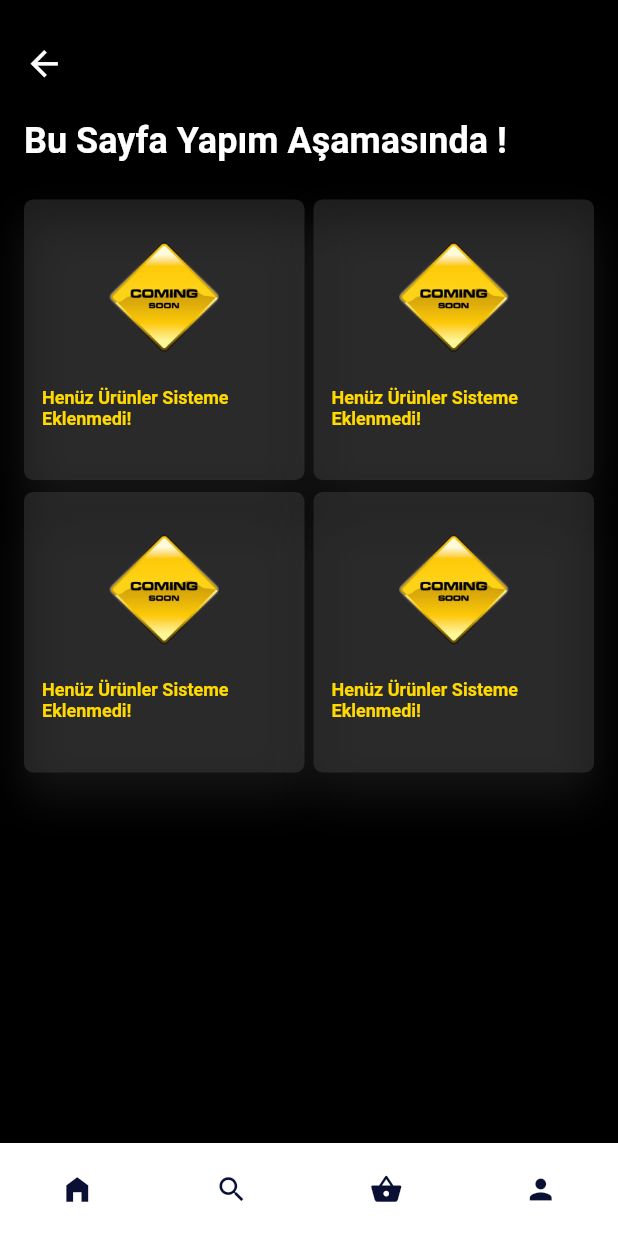
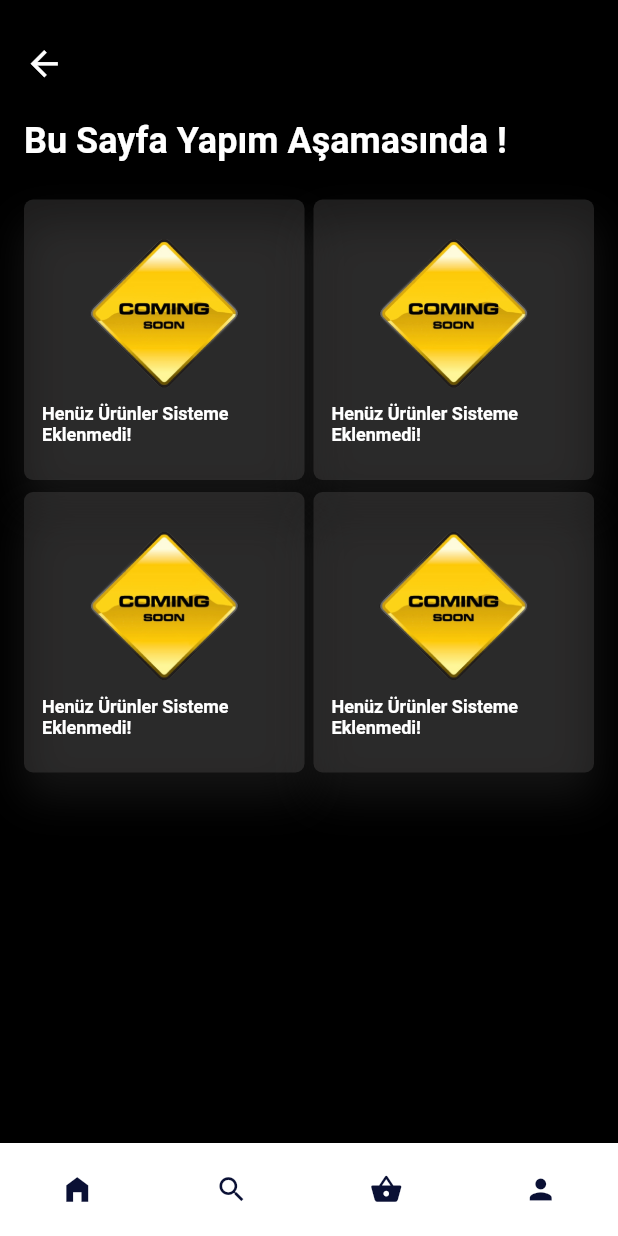
Before and after one commit to 1Kagan/E_Commerce_App_Frontend, a Flutter app: the CategoriesPage screen opened directly, after a tap on "Akıllı Saatler", on a phone screen of 412 x 824 dp. Run offline on Flutter 3.47's test engine with Material 2 defaults, Android fonts, the phone set to English and light mode, and no system bars; our stand-ins replace get, google_fonts, ionicons.

```diff
--- a/lib/categories.dart
+++ b/lib/categories.dart
@@ -94,14 +94,14 @@ Widget buildkategori({
     },
     child: Container(
       padding: EdgeInsets.all(24),
-      margin: EdgeInsets.only(bottom: 16),
+      margin: EdgeInsets.only(bottom: 12),
       width: double.infinity,
       decoration: BoxDecoration(
           color: Color.fromARGB(85, 87, 85, 85),
           borderRadius: BorderRadius.circular(6),
           boxShadow: [
             BoxShadow(
-                color: Color.fromARGB(159, 92, 90, 90).withOpacity(0.25),
+                color: Color.fromARGB(159, 188, 183, 183).withOpacity(0.25),
                 blurRadius: 4,
                 offset: Offset(0, 4)),
           ]),
--- a/lib/pages/constructionpage.dart
+++ b/lib/pages/constructionpage.dart
@@ -66,16 +66,8 @@ Widget buildContent({
   required String photoUrl,
   required String title,
   required String price,
-  Widget? widget,
-  BuildContext? context,
 }) {
   return GestureDetector(
-    onTap: () {
-      Feedback.forTap(context!);
-      Navigator.push(context, MaterialPageRoute(builder: (context) {
-        return widget!;
-      }));
-    },
     child: Container(
       padding: EdgeInsets.symmetric(
         horizontal: 12,
@@ -92,36 +84,41 @@ Widget buildContent({
       ),
       child: Column(
         children: [
+          Expanded(
+            child: Column(
+              children: [
                 SizedBox(
-            height: 5,
+                  height: 16,
                 ),
                 Image.asset(
                   photoUrl,
                   height: 120,
-            width: 1200,
+                  width: 150,
+                  fit: BoxFit.cover,
                 ),
                 Column(
                   crossAxisAlignment: CrossAxisAlignment.start,
                   children: [
                     Text(
                       title,
+                      overflow: TextOverflow.ellipsis,
+                      maxLines: 2,
                       style: TextStyle(
                           fontSize: 12,
                           fontWeight: FontWeight.bold,
-                    color: Color.fromARGB(255, 255, 217, 0)),
+                          color: Color.fromARGB(255, 255, 255, 255)),
                     ),
-              Text("$price ",
-                  style: TextStyle(
-                      fontSize: 11,
-                      fontWeight: FontWeight.w500,
-                      color: Color.fromARGB(255, 255, 255, 255))),
-              SizedBox(
-                height: 18,
+                    Divider(
+                      height: 5,
+                      color: Colors.transparent,
                     ),
                   ],
                 ),
               ],
             ),
           ),
+        ],
+      ),
+    ),
   );
 }
--- a/pubspec.yaml
+++ b/pubspec.yaml
@@ -1,5 +1,5 @@
 name: e_commerce_app_frontend
-description: E-Ticaret uygulaması frontend ui kısmı çalışması
+description: E-Ticaret uygulamasi frontend ui kismi çalişmasi
 
 # The following line prevents the package from being accidentally published to
 # pub.dev using `flutter pub publish`. This is preferred for private packages.
```
Also changed, not shown: lib/pages/allproductpage.dart (+12 -10 lines), lib/pages/monitorpage.dart (+12 -4 lines), lib/pages/phonepage.dart (+18 -10 lines). Lines whose indentation alone changed are shown as unchanged.
